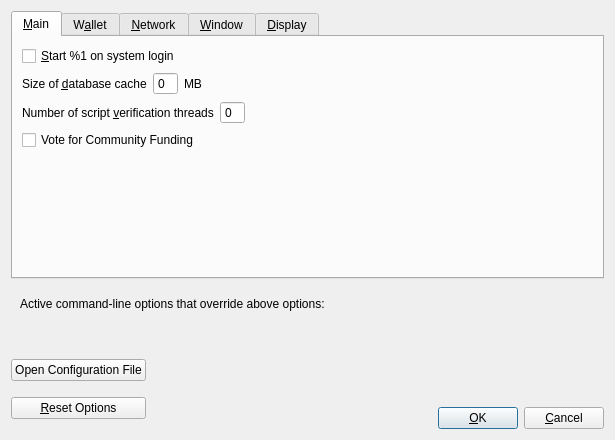
Before: the Qt Designer form src/qt/forms/optionsdialog.ui in navcoin/navcoin-core, drawn with Qt 5.
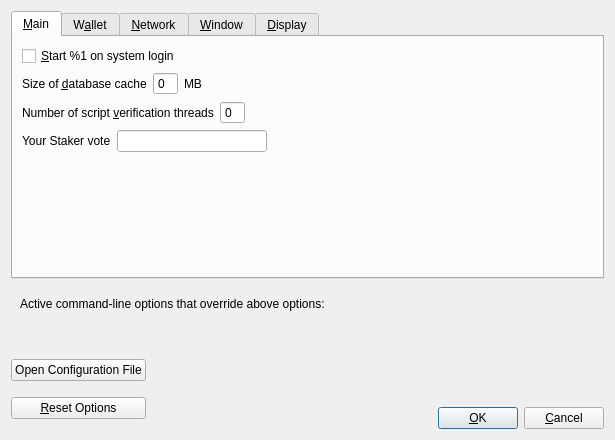
After: the same form once the commit is applied. Custom widgets are drawn as their Qt base class.

Commit message: gui: staker vote

```diff
--- a/src/qt/forms/optionsdialog.ui
+++ b/src/qt/forms/optionsdialog.ui
@@ -140,11 +140,44 @@
         </layout>
        </item>
        <item>
-        <widget class="QCheckBox" name="voteSegWit">
-         <property name="text">
-          <string>Vote for Community Funding</string>
-         </property>
-        </widget>
+        <layout class="QHBoxLayout" name="horizontalLayout_2">
+         <item>
+          <widget class="QLabel" name="voteLabel">
+           <property name="sizePolicy">
+            <sizepolicy hsizetype="Minimum" vsizetype="Preferred">
+             <horstretch>0</horstretch>
+             <verstretch>0</verstretch>
+            </sizepolicy>
+           </property>
+           <property name="text">
+            <string>Your Staker vote</string>
+           </property>
+          </widget>
+         </item>
+         <item>
+          <widget class="QLineEdit" name="voteTextField">
+           <property name="maximumSize">
+            <size>
+             <width>150</width>
+             <height>16777215</height>
+            </size>
+           </property>
+          </widget>
+         </item>
+         <item>
+          <spacer name="horizontalSpacer">
+           <property name="orientation">
+            <enum>Qt::Horizontal</enum>
+           </property>
+           <property name="sizeHint" stdset="0">
+            <size>
+             <width>40</width>
+             <height>20</height>
+            </size>
+           </property>
+          </spacer>
+         </item>
+        </layout>
        </item>
        <item>
         <spacer name="verticalSpacer_Main">
```
The commit also changes 4 other files.
